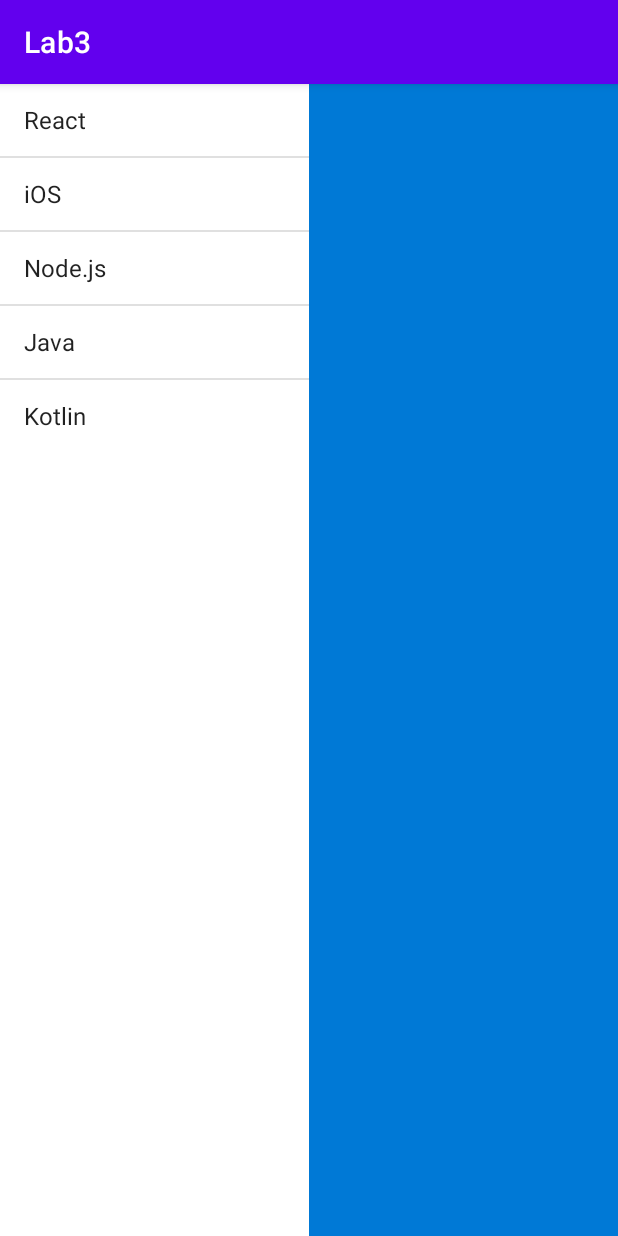
After one commit to sharjeel-siddiqui12/dive-into-mobile-application-development, an Android app built with Jetpack Compose: the L3exercise3DetailFrag screen opened directly, with no data from a screen before it, on a phone screen of 412 x 824 dp. The commit adds this screen. Run offline under Robolectric (Android 15) with nearby library versions, the phone set to English and light mode, and no system bars.

Commit message:
Lab 3 completed

```diff
--- /dev/null
+++ b/app/src/main/java/com/example/lab3/L3exercise3DetailFrag.java
@@ -0,0 +1,26 @@
+package com.example.lab3;
+
+import android.os.Bundle;
+import android.view.LayoutInflater;
+import android.view.View;
+import android.view.ViewGroup;
+import androidx.fragment.app.Fragment;
+import com.example.mad_lab.R;
+import android.widget.TextView;
+
+public class L3exercise3DetailFrag extends Fragment {
+    private TextView name, location;
+
+    @Override
+    public View onCreateView(LayoutInflater inflater, ViewGroup container, Bundle savedInstanceState) {
+        View view = inflater.inflate(R.layout.activity_l3exercise3_detail_info, container, false);
+        name = view.findViewById(R.id.Name);
+        location = view.findViewById(R.id.Location);
+        return view;
+    }
+
+    public void change(String uname, String ulocation) {
+        name.setText(uname);
+        location.setText(ulocation);
+    }
+}
--- /dev/null
+++ b/app/src/main/java/com/example/lab3/L3exercise3Main.java
@@ -0,0 +1,14 @@
+package com.example.lab3;
+
+import android.os.Bundle;
+import com.example.mad_lab.R;
+import androidx.appcompat.app.AppCompatActivity;
+
+
+public class L3exercise3Main extends AppCompatActivity   {
+    @Override
+    protected void onCreate(Bundle savedInstanceState) {
+        super.onCreate(savedInstanceState);
+        setContentView(R.layout.activity_l3exercise3_main);
+    }
+}
--- /dev/null
+++ b/app/src/main/java/com/example/lab3/L3exercise4List.java
@@ -0,0 +1,31 @@
+package com.example.lab3;
+
+import android.os.Bundle;
+import com.example.mad_lab.R;
+import android.view.LayoutInflater;
+import android.view.View;
+import android.view.ViewGroup;
+import android.widget.ArrayAdapter;
+import android.widget.ListView;
+import androidx.fragment.app.ListFragment;
+
+public class L3exercise4List extends ListFragment    {
+    String[] courses = { "React", "iOS", "Node.js", "Java", "Kotlin" };
+    String[] details = { "React development course", "iOS development course", "Node.js course", "Java programming", "Kotlin development course" };
+
+    @Override
+    public View onCreateView(LayoutInflater inflater, ViewGroup container, Bundle savedInstanceState) {
+        View view = inflater.inflate(R.layout.activity_l3exercise3_list_items, container, false);
+        ArrayAdapter<String> adapter = new ArrayAdapter<>(getActivity(),
+                android.R.layout.simple_list_item_1, courses);
+        setListAdapter(adapter);
+        return view;
+    }
+
+    @Override
+    public void onListItemClick(ListView l, View v, int position, long id) {
+        L3exercise3DetailFrag detailsFragment = (L3exercise3DetailFrag) getFragmentManager().findFragmentById(R.id.detailsFragment);
+        detailsFragment.change("Course: " + courses[position], "Details: " + details[position]);
+        getListView().setSelector(android.R.color.holo_blue_dark);
+    }
+}
--- /dev/null
+++ b/app/src/main/res/layout/activity_l3exercise3_detail_info.xml
@@ -0,0 +1,22 @@
+<?xml version="1.0" encoding="utf-8"?>
+<LinearLayout xmlns:android="http://schemas.android.com/apk/res/android"
+    android:layout_width="match_parent"
+    android:layout_height="match_parent"
+    android:orientation="vertical"
+    android:background="#0079D6">
+
+    <TextView
+        android:id="@+id/Name"
+        android:layout_width="wrap_content"
+        android:layout_height="wrap_content"
+        android:textColor="#ffffff"
+        android:layout_marginTop="200px"
+        android:layout_marginLeft="200px" />
+
+    <TextView
+        android:id="@+id/Location"
+        android:layout_width="wrap_content"
+        android:layout_height="wrap_content"
+        android:layout_marginLeft="200px"
+        android:textColor="#ffffff" />
+</LinearLayout>
--- /dev/null
+++ b/app/src/main/res/layout/activity_l3exercise3_list_items.xml
@@ -0,0 +1,11 @@
+<?xml version="1.0" encoding="utf-8"?>
+<LinearLayout xmlns:android="http://schemas.android.com/apk/res/android"
+    android:orientation="vertical"
+    android:layout_width="match_parent"
+    android:layout_height="match_parent">
+
+    <ListView
+        android:layout_width="match_parent"
+        android:layout_height="wrap_content"
+        android:id="@android:id/list" />
+</LinearLayout>
--- /dev/null
+++ b/app/src/main/res/layout/activity_l3exercise3_main.xml
@@ -0,0 +1,20 @@
+<?xml version="1.0" encoding="utf-8"?>
+<LinearLayout xmlns:android="http://schemas.android.com/apk/res/android"
+    android:layout_width="match_parent"
+    android:layout_height="match_parent"
+    android:orientation="horizontal">
+
+    <fragment
+        android:id="@+id/listFragment"
+        class="com.example.lab3.L3exercise4List"
+        android:layout_width="0dp"
+        android:layout_height="match_parent"
+        android:layout_weight="1" />
+
+    <fragment
+        android:id="@+id/detailsFragment"
+        class="com.example.lab3.L3exercise3DetailFrag"
+        android:layout_width="0dp"
+        android:layout_height="match_parent"
+        android:layout_weight="1" />
+</LinearLayout>
--- a/app/src/main/res/values/strings.xml
+++ b/app/src/main/res/values/strings.xml
@@ -22,5 +22,7 @@
         <item>5</item>
     </string-array>
 
+    <string name="Lab3">Lab3</string>
+
 
 </resources>
```
Also changed, not shown: app/src/main/AndroidManifest.xml (+34 -1 lines), app/src/main/java/com/example/lab3/L3exercise2Frag1.java (added, +24 -0 lines), app/src/main/java/com/example/lab3/L3exercise2Frag2.java (added, +18 -0 lines), app/src/main/java/com/example/lab3/L3exercise2Main.java (added, +36 -0 lines), app/src/main/java/com/example/lab3/L3exercise3ListFrag.java (added, +35 -0 lines), app/src/main/java/com/example/lab3/L3exercise4Main.java (added, +13 -0 lines), app/src/main/res/layout/activity_l3exercise2_frag1.xml (added, +11 -0 lines), app/src/main/res/layout/activity_l3exercise2_frag2.xml (added, +11 -0 lines), app/src/main/res/layout/activity_l3exercise2_frag_main.xml (added, +20 -0 lines).
